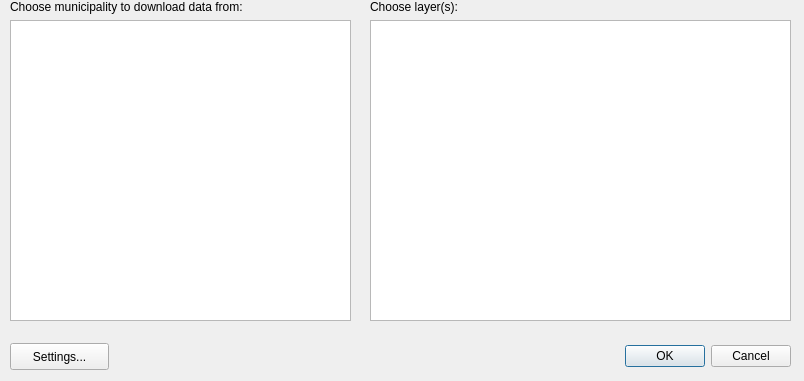
Before: the Qt Designer form nls_geopackage_loader_dialog_municipality_selection.ui in GispoCoding/NLSgpkgloader, drawn with Qt 5.
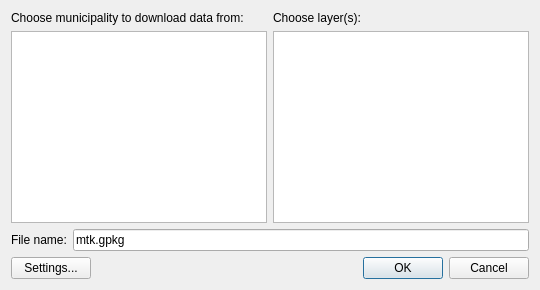
After: the same form once the commit is applied. Custom widgets are drawn as their Qt base class.

Patch:
```diff
--- a/nls_geopackage_loader_dialog_municipality_selection.ui
+++ b/nls_geopackage_loader_dialog_municipality_selection.ui
@@ -2,42 +2,18 @@
 <ui version="4.0">
  <class>Dialog</class>
  <widget class="QDialog" name="Dialog">
-  <property name="geometry">
-   <rect>
-    <x>0</x>
-    <y>0</y>
-    <width>804</width>
-    <height>381</height>
-   </rect>
-  </property>
   <property name="windowTitle">
    <string>Download Data</string>
   </property>
-  <widget class="QDialogButtonBox" name="buttonBox">
-   <property name="geometry">
-    <rect>
-     <x>450</x>
-     <y>340</y>
-     <width>341</width>
-     <height>32</height>
-    </rect>
-   </property>
-   <property name="orientation">
-    <enum>Qt::Horizontal</enum>
-   </property>
-   <property name="standardButtons">
-    <set>QDialogButtonBox::Cancel|QDialogButtonBox::Ok</set>
-   </property>
-  </widget>
-  <widget class="QWidget" name="verticalLayoutWidget">
-   <property name="geometry">
-    <rect>
-     <x>10</x>
-     <y>0</y>
-     <width>341</width>
-     <height>321</height>
-    </rect>
-   </property>
+  <layout class="QHBoxLayout" name="horizontalLayout_3">
+   <item>
+    <layout class="QVBoxLayout" name="mainvertlayout">
+     <property name="sizeConstraint">
+      <enum>QLayout::SetDefaultConstraint</enum>
+     </property>
+     <item>
+      <layout class="QHBoxLayout" name="horizontalLayout">
+       <item>
    <layout class="QVBoxLayout" name="verticalLayout">
     <item>
      <widget class="QLabel" name="label">
@@ -57,16 +33,8 @@
      </widget>
     </item>
    </layout>
-  </widget>
-  <widget class="QWidget" name="verticalLayoutWidget_2">
-   <property name="geometry">
-    <rect>
-     <x>370</x>
-     <y>0</y>
-     <width>421</width>
-     <height>321</height>
-    </rect>
-   </property>
+       </item>
+       <item>
    <layout class="QVBoxLayout" name="verticalLayout_2">
     <item>
      <widget class="QLabel" name="label_2">
@@ -86,21 +54,62 @@
      </widget>
     </item>
    </layout>
-  </widget>
+       </item>
+      </layout>
+     </item>
+     <item>
+      <layout class="QFormLayout" name="formLayout">
+       <item row="0" column="0">
+        <widget class="QLabel" name="label_3">
+         <property name="text">
+          <string>File name:</string>
+         </property>
+        </widget>
+       </item>
+       <item row="0" column="1">
+        <widget class="QgsFilterLineEdit" name="fileNameEdit">
+         <property name="text">
+          <string>mtk.gpkg</string>
+         </property>
+         <property name="qgisRelation" stdset="0">
+          <string notr="true"/>
+         </property>
+        </widget>
+       </item>
+      </layout>
+     </item>
+     <item>
+      <layout class="QHBoxLayout" name="horizontalLayout_2">
+       <item>
   <widget class="QPushButton" name="settingsPushButton">
-   <property name="geometry">
-    <rect>
-     <x>10</x>
-     <y>343</y>
-     <width>99</width>
-     <height>27</height>
-    </rect>
-   </property>
    <property name="text">
     <string>Settings...</string>
    </property>
   </widget>
- </widget>
+       </item>
+       <item>
+        <widget class="QDialogButtonBox" name="buttonBox">
+         <property name="orientation">
+          <enum>Qt::Horizontal</enum>
+         </property>
+         <property name="standardButtons">
+          <set>QDialogButtonBox::Cancel|QDialogButtonBox::Ok</set>
+         </property>
+        </widget>
+       </item>
+      </layout>
+     </item>
+    </layout>
+   </item>
+  </layout>
+ </widget>
+ <customwidgets>
+  <customwidget>
+   <class>QgsFilterLineEdit</class>
+   <extends>QLineEdit</extends>
+   <header>qgsfilterlineedit.h</header>
+  </customwidget>
+ </customwidgets>
  <resources/>
  <connections>
   <connection>
```
Lines whose indentation alone changed are shown as unchanged.
